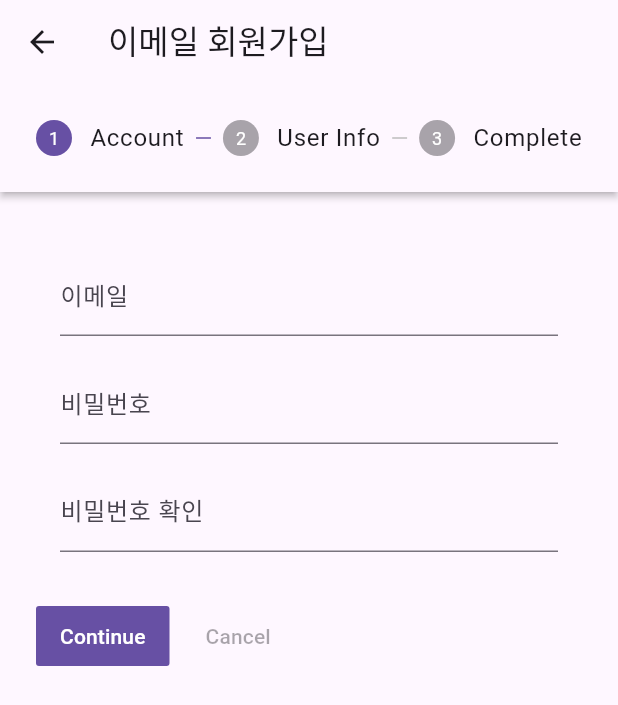
After one commit to SPARK-GSS/App, a Flutter app: the screen it shows after launch, tab 2 chosen, after a tap on "Sign in without google", on a phone screen of 412 x 824 dp. The commit adds this screen. Shown: the top 705 px of the screen. Run offline on Flutter 3.47's test engine with Material 3 defaults, Android fonts, the phone set to English and light mode, and no system bars; our stand-ins replace firebase_auth, firebase_core, firebase_database, google_sign_in; accounts and stored records are empty.

Commit message:
2nd version

```diff
--- a/lib/main.dart
+++ b/lib/main.dart
@@ -12,8 +12,8 @@ void main() async{
       options: DefaultFirebaseOptions.currentPlatform,
     );
   }
-  runApp(const MyApp());
-  //SplashScreen
+  runApp(const SplashScreen());
+  //MyApp
 }
 
 
--- a/lib/pages/login.dart
+++ b/lib/pages/login.dart
@@ -2,6 +2,7 @@ import 'package:firebase_auth/firebase_auth.dart';
 import 'package:flutter/material.dart';
 import 'package:google_sign_in/google_sign_in.dart';
 import 'package:gss/main.dart';
+import 'package:gss/pages/no_google_sign_up.dart';
 
 class Login extends StatefulWidget {
   const Login({super.key});
@@ -13,8 +14,116 @@ class Login extends StatefulWidget {
 class _LoginState extends State<Login> {
   @override
   Widget build(BuildContext context) {
-    return Scaffold(
-      body: SafeArea(child: Column(
+    return DefaultTabController(
+      length: 2,
+      child: Scaffold(
+        appBar: AppBar(
+          title: Text('GSS'),
+          bottom: TabBar(
+            tabs: [
+              Tab(text: 'Log in', icon: Icon(Icons.login)),
+              Tab(text: 'Sign up', icon: Icon(Icons.new_label)),
+            ],
+          ),
+        ),
+        body: TabBarView(
+          children: [
+            SizedBox.expand(child: LogIn()),
+            SizedBox.expand(child: SignUp()),
+          ],
+        ),
+      ),
+    );
+  }
+}
+
+class LogIn extends StatefulWidget {
+  const LogIn({super.key});
+
+  @override
+  State<LogIn> createState() => _LogInState();
+}
+
+class _LogInState extends State<LogIn> {
+
+  final TextEditingController emailController = TextEditingController();
+  final TextEditingController passwordController = TextEditingController();
+  bool loginTF = false;
+Future<String?> signIn(String email, String pw) async {
+  try {
+    await FirebaseAuth.instance.signInWithEmailAndPassword(
+      email: email,
+      password: pw,
+    );
+    return null;
+  } on FirebaseAuthException catch (e) {
+    if (e.code == 'channel-error') {
+      return "모든 필드를 입력해주세요.";
+    }
+    else if(e.code == 'invalid-email'){
+      return "이메일의 형식을 지켜주세요.";
+    } else if (e.code == 'invalid-email') {
+      return "이메일에 해당하는 계정이 존재하지 않습니다";
+    } else {
+      return "비미런호가 일치하지 않습니다.";
+    }
+  } catch (e) {
+    return "Unknown error occurred.";
+  }
+}
+
+  @override
+  Widget build(BuildContext context) {
+    return Builder(
+      builder: (ctx) {
+        return Column(
+          crossAxisAlignment: CrossAxisAlignment.center,
+          children: [
+            TextField(
+              controller: emailController,
+              keyboardType: TextInputType.emailAddress,
+              decoration: const InputDecoration(labelText: '이메일'),
+            ),
+            TextField(
+              controller: passwordController,
+              obscureText: true,
+              decoration: const InputDecoration(labelText: '비밀번호'),
+            ),
+            ElevatedButton(
+              onPressed: () async {
+                final errMsg = await signIn(emailController.text, passwordController.text);
+
+                if (errMsg == null) {
+                  // 로그인 성공
+                  if (!mounted) return;
+                  Navigator.pushReplacement(
+                    ctx,
+                    MaterialPageRoute(builder: (context) => const MyApp()),
+                  );
+                } else {
+                  // 로그인 실패
+                  if (!mounted) return;
+                  ScaffoldMessenger.of(ctx).showSnackBar(
+                    SnackBar(content: Text(errMsg)),
+                  );
+                }
+              },
+              child: const Text("Log In!"),
+            )
+          ],
+        );
+      }
+    );
+  }
+}
+
+
+class SignUp extends StatelessWidget {
+  const SignUp({super.key});
+
+  @override
+  Widget build(BuildContext context) {
+    return Column(
       crossAxisAlignment: CrossAxisAlignment.center,
       children: [
         Expanded(
@@ -22,64 +131,106 @@ class _LoginState extends State<Login> {
             mainAxisAlignment: MainAxisAlignment.center,
             children: [
               InkWell(
-                  onTap: (){
-                    signInWithGoogle(context);  //실제로 tap하면 로그인되도록
+                onTap: () {
+                  Navigator.push(
+                    context,
+                    MaterialPageRoute(
+                      builder: (context) => const EmailSignUpPage(),
+                    ),
+                  ); //실제로 tap하면 로그인되도록
                 },
                 child: Card(
                   margin: const EdgeInsets.fromLTRB(20, 20, 20, 0),
                   shape: RoundedRectangleBorder(
-                      borderRadius: BorderRadius.circular(7)),
+                    borderRadius: BorderRadius.circular(7),
+                  ),
                   elevation: 2,
                   child: Row(
                     mainAxisAlignment: MainAxisAlignment.center,
                     children: [
-                          Image.asset('assets/google.jpg'),
-                          const SizedBox(
-                            width: 10,
+                      //Image.asset('assets/google.jpg'),
+                      const SizedBox(width: 10),
+                      const Text(
+                        "Sign in without google",
+                        style: TextStyle(color: Colors.grey, fontSize: 17),
                       ),
-                          const Text("Sign in with google account",
-                          style: TextStyle(color: Colors.grey, fontSize: 17))
                     ],
                   ),
-
                 ),
-                )
-              ],)
-          )
-        ],))
+              ),
+              InkWell(
+                onTap: () {
+                  signInWithGoogle(context); //실제로 tap하면 로그인되도록
+                },
+                child: Card(
+                  margin: const EdgeInsets.fromLTRB(20, 20, 20, 0),
+                  shape: RoundedRectangleBorder(
+                    borderRadius: BorderRadius.circular(7),
+                  ),
+                  elevation: 2,
+                  child: Row(
+                    mainAxisAlignment: MainAxisAlignment.center,
+                    children: [
+                      SizedBox(
+                        child: Image.asset('assets/google.jpg'),
+                        height: 50,
+                        width: 50,
+                      ),
+                      const SizedBox(width: 10),
+                      const Text(
+                        "Sign in with google account",
+                        style: TextStyle(color: Colors.grey, fontSize: 17),
+                      ),
+                    ],
+                  ),
+                ),
+              ),
+            ],
+          ),
+        ),
+      ],
     );
   }
 }
 
-
-
 void signInWithGoogle(BuildContext context) async {
   final GoogleSignIn signIn = GoogleSignIn.instance;
   await signIn.initialize(
-    serverClientId: '1029552906373-3vn65d5rrivk02dpiv5c4itq1pnpgp31.apps.googleusercontent.com'
+    serverClientId:
+        '1029552906373-3vn65d5rrivk02dpiv5c4itq1pnpgp31.apps.googleusercontent.com',
   );
   // Trigger the authentication flow
   final GoogleSignInAccount googleUser = await signIn.authenticate();
-  if(googleUser == null){
-    throw FirebaseAuthException(code: "Signin aborted by user", message: 'Signin aborted by user');
+  if (googleUser == null) {
+    throw FirebaseAuthException(
+      code: "Signin aborted by user",
+      message: 'Signin aborted by user',
+    );
   }
 
   final idToken = googleUser.authentication.idToken;
   final authClient = googleUser.authorizationClient;
 
-  GoogleSignInClientAuthorization? auth = await authClient.authorizationForScopes(['email', 'profile']);
+  GoogleSignInClientAuthorization? auth = await authClient
+      .authorizationForScopes(['email', 'profile']);
 
   final accesstoken = auth?.accessToken;
 
-  final credential = GoogleAuthProvider.credential(accessToken: accesstoken, idToken: idToken);
+  final credential = GoogleAuthProvider.credential(
+    accessToken: accesstoken,
+    idToken: idToken,
+  );
 
   // Once signed in, return the UserCredential
-  return await FirebaseAuth.instance.signInWithCredential(credential).then((value) {
+  return await FirebaseAuth.instance
+      .signInWithCredential(credential)
+      .then((value) {
         print(value.user?.email);
-    Navigator.of(context).pushReplacement(MaterialPageRoute(builder: (context) => MyApp()));
-  }).onError((error, stackTrace){
+        Navigator.of(
+          context,
+        ).pushReplacement(MaterialPageRoute(builder: (context) => MyApp()));
+      })
+      .onError((error, stackTrace) {
         print("error $error");
-
       });
-
 }
--- /dev/null
+++ b/lib/pages/no_google_sign_up.dart
@@ -0,0 +1,249 @@
+import 'package:flutter/material.dart';
+import 'package:firebase_auth/firebase_auth.dart';
+import 'package:gss/main.dart';
+import 'package:gss/services/DBservice.dart';
+
+class EmailSignUpPage extends StatefulWidget {
+  const EmailSignUpPage({super.key});
+
+  @override
+  State<EmailSignUpPage> createState() => _EmailSignUpPageState();
+}
+
+class _EmailSignUpPageState extends State<EmailSignUpPage> {
+  final TextEditingController emailController = TextEditingController();
+  final TextEditingController passwordController = TextEditingController();
+  final TextEditingController confirmPasswordController =
+      TextEditingController();
+
+  final TextEditingController nameController = TextEditingController();
+  final TextEditingController stuidController = TextEditingController();
+  final TextEditingController majorController = TextEditingController();
+  final TextEditingController genderController = TextEditingController();
+  final TextEditingController phoneNumController = TextEditingController();
+  final TextEditingController birthController = TextEditingController();
+
+  @override
+  void dispose() {
+    emailController.dispose();
+    passwordController.dispose();
+    confirmPasswordController.dispose();
+    super.dispose();
+  }
+
+  int currentStep = 0;
+
+  List<Step> steps() => [
+    Step(
+      state: currentStep > 0 ? StepState.complete : StepState.indexed,
+      title: Text('Account'),
+      content: Container(
+        child: Padding(
+          padding: const EdgeInsets.all(16),
+          child: Column(
+            children: [
+              TextField(
+                controller: emailController,
+                keyboardType: TextInputType.emailAddress,
+                decoration: const InputDecoration(labelText: '이메일'),
+              ),
+              const SizedBox(height: 16),
+              TextField(
+                controller: passwordController,
+                obscureText: true,
+                decoration: const InputDecoration(labelText: '비밀번호'),
+              ),
+              const SizedBox(height: 16),
+              TextField(
+                controller: confirmPasswordController,
+                obscureText: true,
+                decoration: const InputDecoration(labelText: '비밀번호 확인'),
+              ),
+              // const SizedBox(height: 32),
+              // ElevatedButton(
+              //   onPressed: registerWithEmailAndPassword,
+              //   child: const Text("회원가입"),
+              // ),
+            ],
+          ),
+        ),
+      ),
+      isActive: currentStep >= 0
+    ),
+    Step(title: Text('User Info'),
+      state: currentStep > 1 ? StepState.complete : StepState.indexed,
+      content: Container(
+        child: Padding(
+          padding: const EdgeInsets.all(16),
+          child: Column(
+            children: [
+              TextField(
+                controller: stuidController,
+                decoration: const InputDecoration(labelText: '학번'),
+              ),
+              TextField(
+                controller: nameController,
+                keyboardType: TextInputType.name,
+                decoration: const InputDecoration(labelText: '이름'),
+              ),
+              TextField(
+                controller: majorController,
+                decoration: const InputDecoration(labelText: '학과'),
+              ),
+              TextField(
+                controller: genderController,
+                decoration: const InputDecoration(labelText: '성별'),
+              ),
+              TextField(
+                controller: phoneNumController,
+                keyboardType: TextInputType.phone,
+                decoration: const InputDecoration(labelText: '전화번호'),
+              ),
+              TextField(
+                controller: birthController,
+                decoration: const InputDecoration(labelText: '생년월일'),
+              ),
+              // const SizedBox(height: 32),
+              // ElevatedButton(
+              //   onPressed: registerWithEmailAndPassword,
+              //   child: const Text("회원가입"),
+              // ),
+            ],
+          ),
+        ),
+      ), isActive: currentStep >= 1),
+    Step(title: Text('Complete'),
+      state: currentStep > 2 ? StepState.complete : StepState.indexed,
+      content: Container(
+        child: Padding(
+          padding: const EdgeInsets.all(16),
+          child: Column(
+            children: [
+              Text('Email: ${emailController.text}', style: TextStyle(
+                fontSize: 20.0
+              ),),
+              Text('Student ID: ${stuidController.text}',style: TextStyle(
+                fontSize: 20.0
+              )),
+              Text('Name: ${nameController.text}',style: TextStyle(
+                fontSize: 20.0
+              )),
+              Text('Major: ${majorController.text}',style: TextStyle(
+                fontSize: 20.0
+              )),
+              Text('Gender: ${genderController.text}',style: TextStyle(
+                fontSize: 20.0
+              )),
+              Text('Phone No.: ${phoneNumController.text}',style: TextStyle(
+                fontSize: 20.0
+              )),
+              Text('Birth: ${birthController.text}',style: TextStyle(
+                fontSize: 20.0
+              )),
+            ],
+          ),
+        ),
+      ), isActive: currentStep >= 2),
+  ];
+
+  void registerWithEmailAndPassword() async {
+    final email = emailController.text.trim();
+    final password = passwordController.text;
+    final confirmPassword = confirmPasswordController.text;
+
+    if (email.isEmpty || password.isEmpty || confirmPassword.isEmpty) {
+      ScaffoldMessenger.of(
+        context,
+      ).showSnackBar(const SnackBar(content: Text("모든 필드를 입력해주세요.")));
+      return;
+    }
+
+    if (password != confirmPassword) {
+      ScaffoldMessenger.of(
+        context,
+      ).showSnackBar(const SnackBar(content: Text("비밀번호가 일치하지 않습니다.")));
+      return;
+    }
+
+    try {
+      final userCredential = await FirebaseAuth.instance
+          .createUserWithEmailAndPassword(email: email, password: password);
+
+      print("회원가입 성공: ${userCredential.user?.email}");
+
+      // 회원가입 성공 후 홈화면으로 이동
+      Navigator.pushReplacement(
+        context,
+        MaterialPageRoute(builder: (context) => const MyApp()),
+      );
+    } on FirebaseAuthException catch (e) {
+      ScaffoldMessenger.of(
+        context,
+      ).showSnackBar(SnackBar(content: Text("회원가입 실패: ${e.message}")));
+    }
+  }
+
+  @override
+  Widget build(BuildContext context) {
+    return Builder(
+      builder: (BuildContext ctx) {
+        return Scaffold(
+          appBar: AppBar(title: const Text("이메일 회원가입")),
+          body: Stepper(steps: steps(),
+          onStepTapped:(value) => setState(() => currentStep = value),
+          currentStep: currentStep,
+          type: StepperType.horizontal,
+          onStepContinue: () async {
+            if(currentStep == 0){
+              final email = emailController.text.trim();
+              final password = passwordController.text;
+              final confirmPassword = confirmPasswordController.text;
+
+              if (email.isEmpty || password.isEmpty || confirmPassword.isEmpty) {
+                ScaffoldMessenger.of(
+                  ctx,
+                ).showSnackBar(const SnackBar(content: Text("모든 필드를 입력해주세요.")));
+                return;
+              }
+
+              if (password != confirmPassword) {
+                ScaffoldMessenger.of(
+                  ctx,
+                ).showSnackBar(const SnackBar(content: Text("비밀번호가 일치하지 않습니다.")));
+                return;
+              }
+
+              setState(() => currentStep += 1);
+            }
+            else if(currentStep == 2){
+              final email = emailController.text.trim();
+              final password = passwordController.text;
+              try {
+              final userCredential = await FirebaseAuth.instance
+                  .createUserWithEmailAndPassword(email: email, password: password);
+
+              DBsvc().DBsignup(stuidController.text, nameController.text, emailController.text,
+                majorController.text,genderController.text, birthController.text, phoneNumController.text);
+              print("회원가입 성공: ${userCredential.user?.email}");
+              // 회원가입 성공 후 홈화면으로 이동
+              Navigator.pushReplacement(
+                context,
+                MaterialPageRoute(builder: (context) => const MyApp()),
+              );
+            } on FirebaseAuthException catch (e) {
+              ScaffoldMessenger.of(
+                context,
+              ).showSnackBar(SnackBar(content: Text("회원가입 실패: ${e.message}")));
+            }
+            }
+            else{ setState(() => currentStep += 1);}
+          },
+          onStepCancel: currentStep == 0 ? null : () {
+            setState(() =>  currentStep -= 1);
+          },
+          ),
+        );
+      }
+    );
+  }
+}
--- a/pubspec.yaml
+++ b/pubspec.yaml
@@ -63,8 +63,8 @@ flutter:
 
   # To add assets to your application, add an assets section, like this:
   assets:
-    - images/
-  #   - images/a_dot_ham.jpeg
+    - assets/google.jpg
+    # - images/a_dot_ham.jpeg
 
   # An image asset can refer to one or more resolution-specific "variants", see
   # https://flutter.dev/to/resolution-aware-images
```
Also changed, not shown: lib/homepage.dart (+50 -13 lines), lib/services/DBservice.dart (+18 -0 lines), assets/google.jpg (renamed from images/google.jpg). Lines whose indentation alone changed are shown as unchanged.
